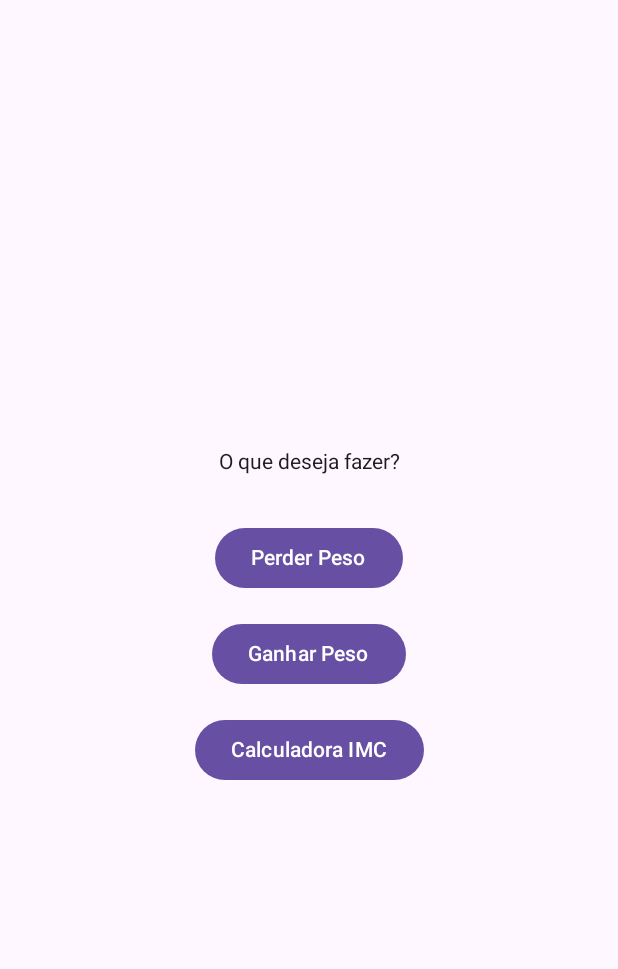
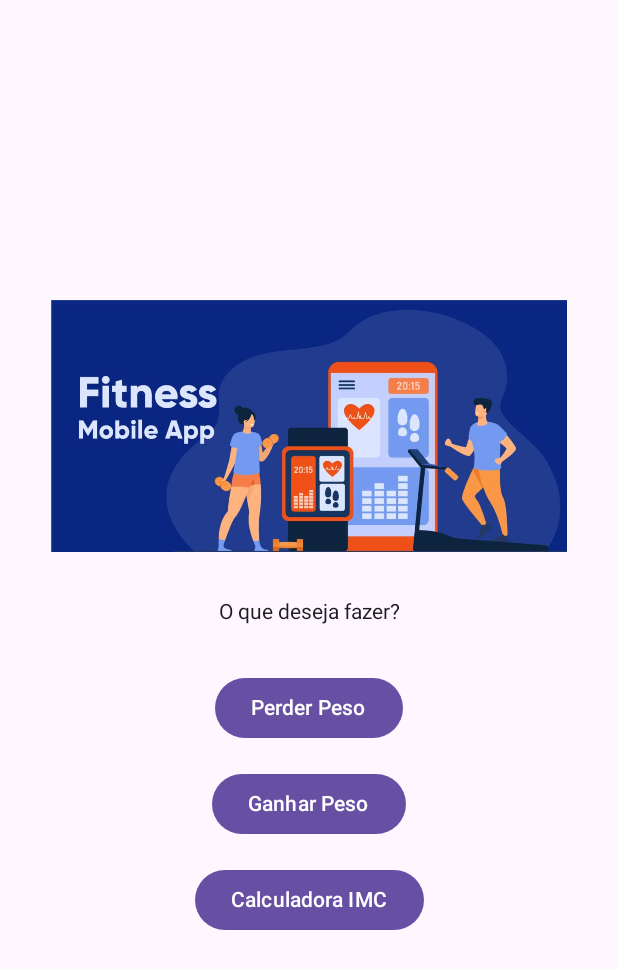
Before and after one commit to diogodiogo2002/ProgAvancada, an Android app built with Jetpack Compose: the composable MenuScreen shown on its own in the app's theme, on a phone screen of 412 x 824 dp. Shown: the top 969 px of the screen. Run offline under Robolectric (Android 15) with nearby library versions, the phone set to English and light mode, and no system bars; 2 statements that could not run were skipped.

Commit message:
Adicionado Logo Menu Screen

```diff
--- a/FitnessApp/app/src/main/java/com/example/fitnessapp/MenuScreen.kt
+++ b/FitnessApp/app/src/main/java/com/example/fitnessapp/MenuScreen.kt
@@ -1,14 +1,16 @@
 package com.example.fitnessapp
 
+import androidx.compose.foundation.Image
 import androidx.compose.foundation.layout.*
 import androidx.compose.material3.Button
 import androidx.compose.material3.Text
 import androidx.compose.runtime.Composable
 import androidx.compose.ui.Alignment
 import androidx.compose.ui.Modifier
+import androidx.compose.ui.res.painterResource
 import androidx.compose.ui.unit.dp
 import androidx.navigation.NavController
-
+import com.example.fitnessapp.R.drawable
 @Composable
 fun MenuScreen(navController: NavController) {
     Column(
@@ -18,6 +20,15 @@ fun MenuScreen(navController: NavController) {
         horizontalAlignment = Alignment.CenterHorizontally,
         verticalArrangement = Arrangement.Center
     ) {
+
+        Image(
+            painter = painterResource(id = drawable.banner),
+            contentDescription = "Logo",
+            modifier = Modifier
+                .fillMaxWidth()
+                .height(200.dp)
+                .padding(bottom = 32.dp)
+        )
         Text(text = "O que deseja fazer?", modifier = Modifier.padding(bottom = 32.dp))
 
         Button(onClick = { navController.navigate("lose_weight") }) {
```
Also changed, not shown: FitnessApp/app/src/main/res/drawable/banner.jpg (added).
